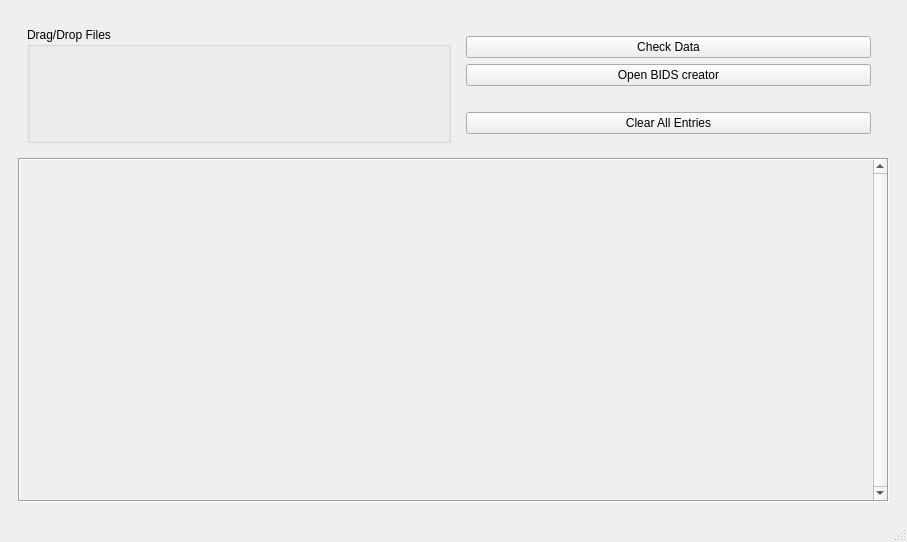
nih-megcore/nih_to_mne, file nih2mne/GUI/templates/file_staging_meg.ui: the form before one commit.
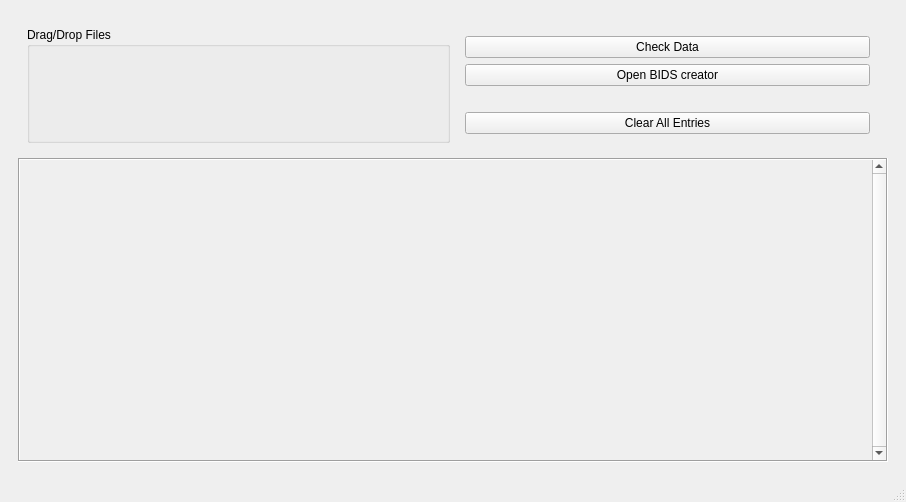
The form after the commit.

Diff of the .ui file:
```diff
--- a/nih2mne/GUI/templates/file_staging_meg.ui
+++ b/nih2mne/GUI/templates/file_staging_meg.ui
@@ -6,8 +6,8 @@
    <rect>
     <x>0</x>
     <y>0</y>
-    <width>907</width>
-    <height>542</height>
+    <width>906</width>
+    <height>502</height>
    </rect>
   </property>
   <property name="sizePolicy">
@@ -141,8 +141,8 @@
            <rect>
             <x>0</x>
             <y>0</y>
-            <width>853</width>
-            <height>303</height>
+            <width>852</width>
+            <height>263</height>
            </rect>
           </property>
          </widget>
```
Left out of the diff: 8 changed lines with no effect on the pictures.
